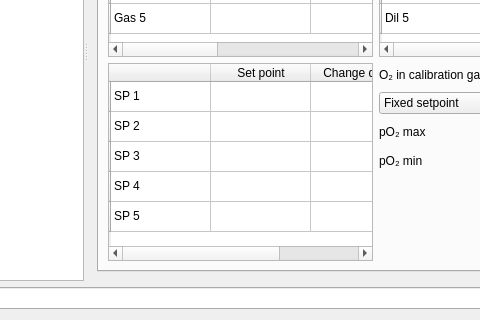
This is qt-ui/configuredivecomputerdialog.ui in subsurface/subsurface as Qt 5 draws it before an edit; both pictures show x 167 to 647 and y 294 to 614 of the 842 by 614 pixel window. The edited form follows.
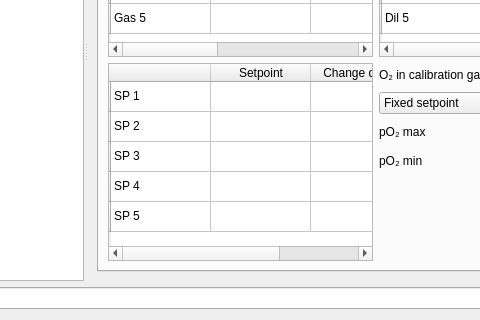
This is the edited form. The open tabs and pages were chosen to show the change. Icons and pictures are not drawn.

Commit message:
Spelling corrections
Spell Setpoint without space in user visable strings.

Explain authorized_paired.

```diff
--- a/qt-ui/configuredivecomputerdialog.ui
+++ b/qt-ui/configuredivecomputerdialog.ui
@@ -1246,7 +1246,7 @@
               </column>
               <column>
                <property name="text">
-                <string>Set point</string>
+                <string>Setpoint</string>
                </property>
               </column>
               <column>
```
Left out of the diff: 2 changed lines with no effect on the pictures. The commit also changes 2 other files.
